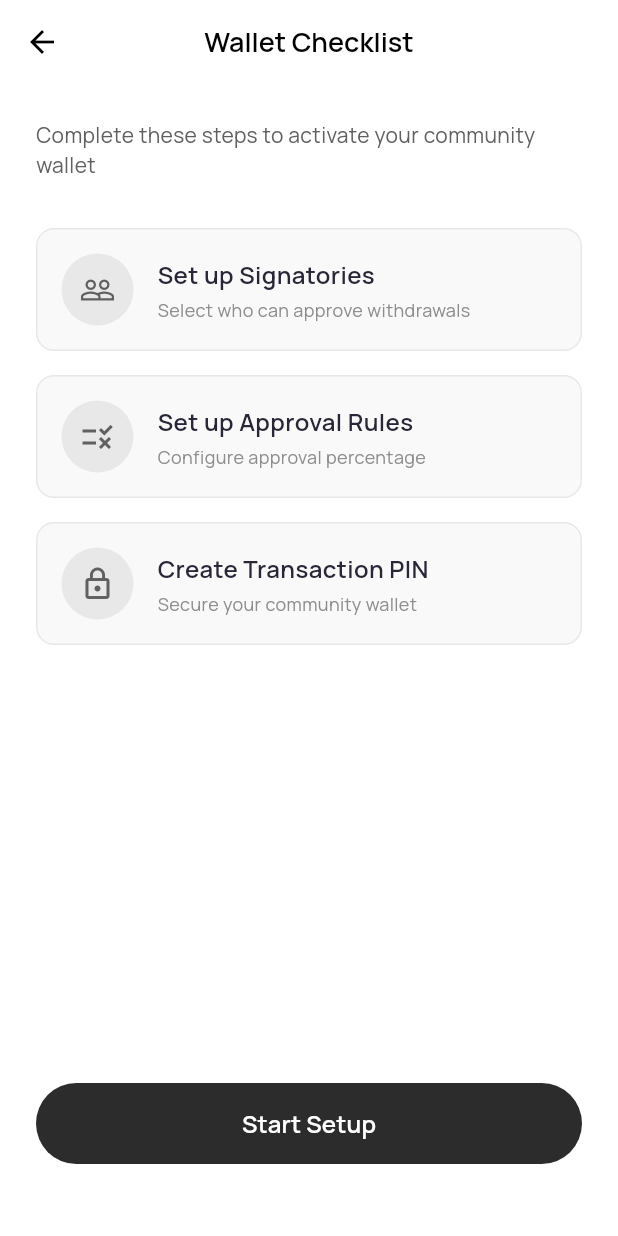
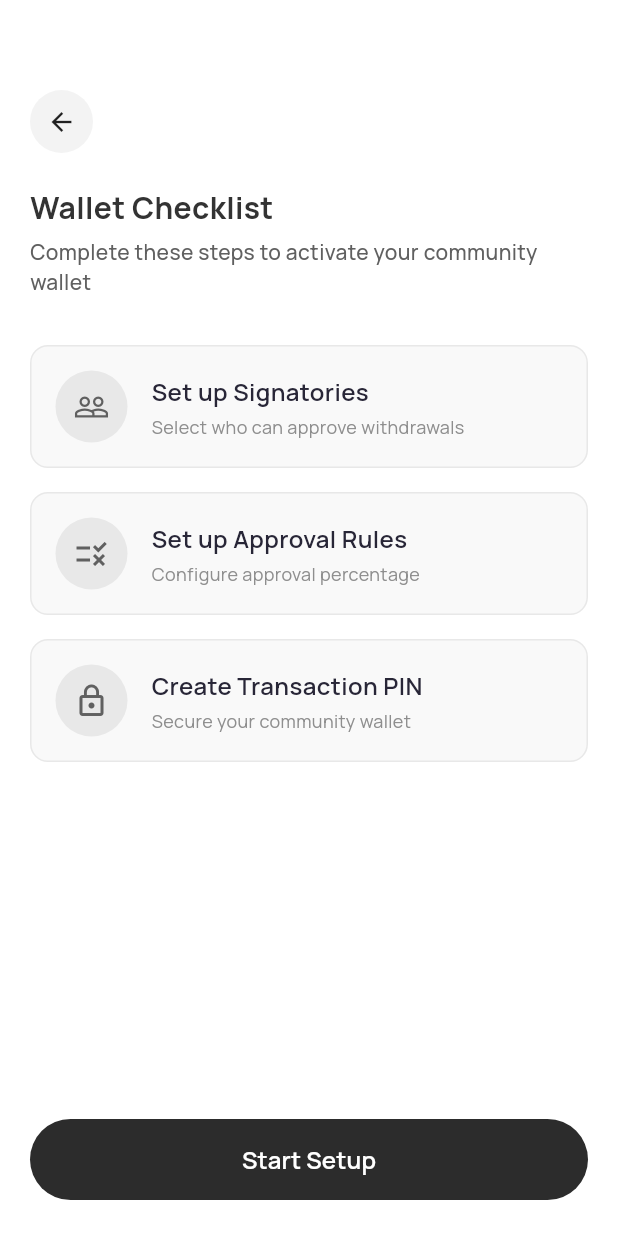
Before and after one commit to greenbiitech/finquare-mobile-frontend, a Flutter app: the CommunityWalletSetupPage screen opened directly with empty values, on a phone screen of 412 x 824 dp. Run offline on Flutter 3.47's test engine with Material 3 defaults, Android fonts, the phone set to English and light mode, and no system bars; drawn by our look-alikes of overlay_support; our stand-ins replace app_links, csv, dartz, dio, double_back_to_close_app, equatable and 15 more; missing offline and left inert: cloudinary_public, face_camera, flutter_confetti; accounts and stored records are empty; generated files the repository leaves out were written again.

Commit message:
refactor: Use custom AppBackButton for wallet checklist screen
Match the personal wallet flow pattern with circular back button

```diff
--- a/lib/features/wallet/presentation/pages/community_wallet_setup_page.dart
+++ b/lib/features/wallet/presentation/pages/community_wallet_setup_page.dart
@@ -2,6 +2,7 @@ import 'package:flutter/material.dart';
 import 'package:flutter_riverpod/flutter_riverpod.dart';
 import 'package:go_router/go_router.dart';
 import 'package:finsquare_mobile_app/config/theme/app_theme.dart';
+import 'package:finsquare_mobile_app/core/widgets/back_button.dart';
 
 /// Community Wallet Setup Steps
 enum CommunityWalletSetupStep {
@@ -152,9 +153,13 @@ class _CommunityWalletSetupPageState
 
   @override
   Widget build(BuildContext context) {
+    // Checklist and Success screens don't have AppBar
+    final showAppBar = _currentStep != CommunityWalletSetupStep.checklist &&
+        _currentStep != CommunityWalletSetupStep.success;
+
     return Scaffold(
       backgroundColor: Colors.white,
-      appBar: _currentStep != CommunityWalletSetupStep.success
+      appBar: showAppBar
           ? AppBar(
               backgroundColor: Colors.white,
               elevation: 0,
@@ -218,15 +223,29 @@ class _CommunityWalletSetupPageState
   /// TODO: Match to Figma design
   Widget _buildChecklistStep() {
     return Padding(
-      padding: const EdgeInsets.all(24),
+      padding: const EdgeInsets.symmetric(horizontal: 20),
       child: Column(
         crossAxisAlignment: CrossAxisAlignment.start,
         children: [
+          const SizedBox(height: 60),
+          AppBackButton(onTap: () => context.pop()),
+          const SizedBox(height: 22),
+          Text(
+            'Wallet Checklist',
+            style: TextStyle(
+              fontFamily: AppTextStyles.fontFamily,
+              fontSize: 20,
+              fontWeight: FontWeight.w700,
+              color: const Color(0xFF333333),
+            ),
+          ),
+          const SizedBox(height: 5),
           Text(
             'Complete these steps to activate your community wallet',
             style: TextStyle(
               fontFamily: AppTextStyles.fontFamily,
               fontSize: 14,
+              fontWeight: FontWeight.w500,
               color: const Color(0xFF606060),
             ),
           ),
```
